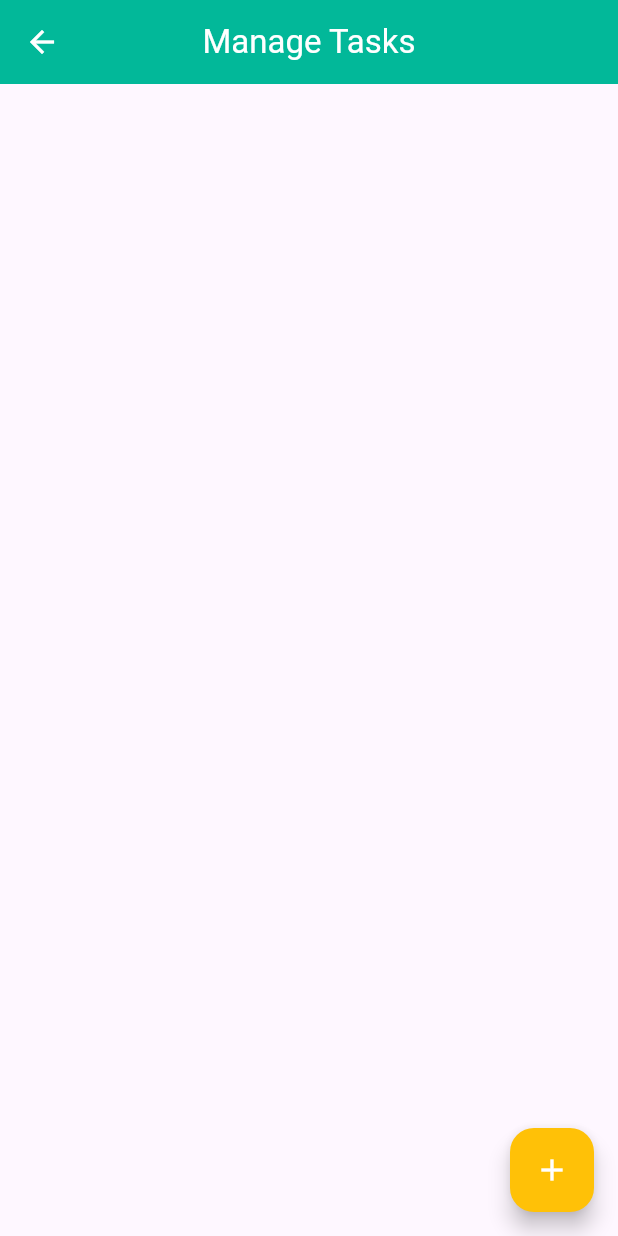
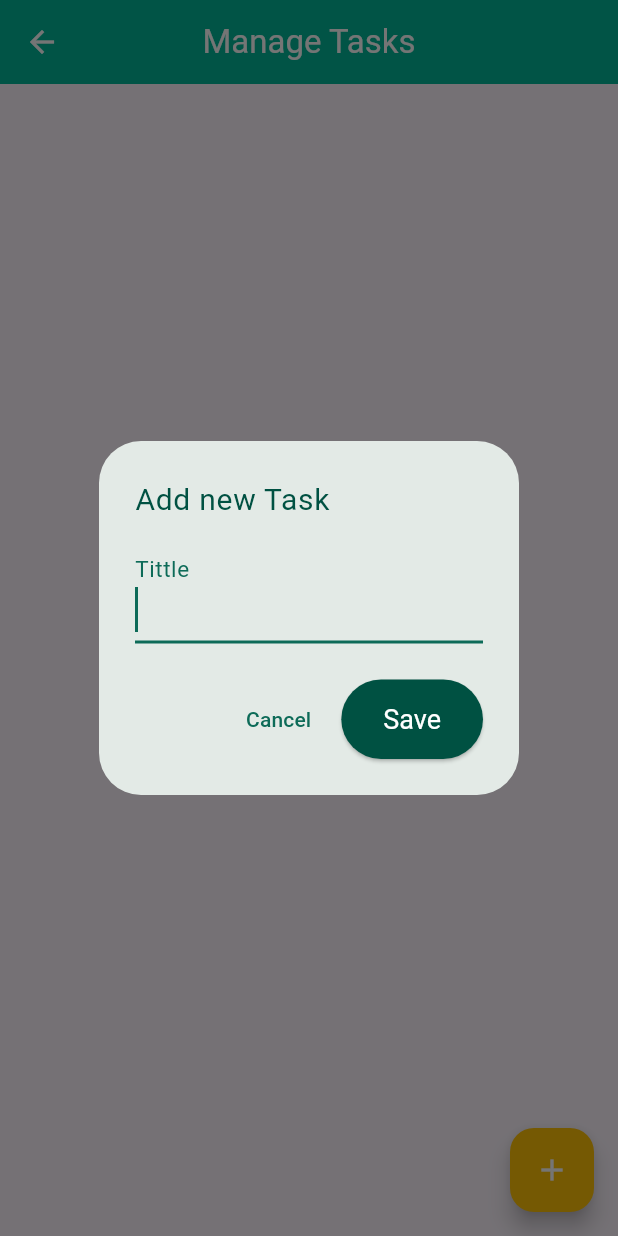
Before and after one commit to wmvieira21/time_tracker, a Flutter app: the TaskManagerScreen screen opened by its route, after a tap on the "add" icon, on a phone screen of 412 x 824 dp. Run offline on Flutter 3.47's test engine with Material 3 defaults, Android fonts, the phone set to English and light mode, and no system bars; our stand-ins replace localstorage.

Commit message:
developed new dialog for adding tasks

```diff
--- /dev/null
+++ b/lib/dialogs/add_item_dialog.dart
@@ -0,0 +1,50 @@
+import 'package:flutter/material.dart';
+
+class AddItemDialog extends StatelessWidget {
+  const AddItemDialog({super.key, required this.tittle});
+
+  final String tittle;
+
+  _saveData(BuildContext context, String tittle) {
+    if (tittle.trim().isNotEmpty) {
+      Navigator.of(context).pop(tittle);
+    } else {
+      ScaffoldMessenger.of(context).clearSnackBars();
+      ScaffoldMessenger.of(context).showSnackBar(
+        SnackBar(
+          content: Text('Tittle must be valid!'),
+          duration: Duration(seconds: 2),
+        ),
+      );
+    }
+  }
+
+  @override
+  Widget build(BuildContext context) {
+    final TextEditingController tittleController = TextEditingController();
+
+    return AlertDialog(
+      title: Text(
+        "Add new $tittle",
+        style: Theme.of(context).textTheme.bodyLarge,
+      ),
+      content: TextField(
+        autofocus: true,
+        controller: tittleController,
+        decoration: InputDecoration(
+          label: Text('Tittle'),
+        ),
+      ),
+      actions: [
+        TextButton(
+          onPressed: () => Navigator.of(context).pop(),
+          child: Text('Cancel'),
+        ),
+        ElevatedButton(
+          onPressed: () => _saveData(context, tittleController.text),
+          child: Text('Save'),
+        )
+      ],
+    );
+  }
+}
--- a/lib/models/project.dart
+++ b/lib/models/project.dart
@@ -14,7 +14,7 @@ class Project {
     return Project.withID(name: json['name'], id: json['id']);
   }
 
-  Map<String, String> toJson(Project project) {
+  Map<String, String> toJson() {
     return {'id': id, 'name': name};
   }
 }
--- a/lib/models/taks.dart
+++ b/lib/models/taks.dart
@@ -14,7 +14,7 @@ class Task {
     return Task.withID(name: json['name'], id: json['id']);
   }
 
-  Map<String, String> toJson(Task project) {
+  Map<String, String> toJson() {
     return {'id': id, 'name': name};
   }
 }
--- /dev/null
+++ b/lib/providers/task_manager_provider.dart
@@ -0,0 +1,48 @@
+import 'dart:convert';
+import 'package:flutter/material.dart';
+import 'package:localstorage/localstorage.dart';
+import 'package:time_tracker/models/taks.dart';
+
+class TaskManagerProvider extends ChangeNotifier {
+  TaskManagerProvider({required this.storage}) {
+    _loadLocalTask();
+  }
+
+  final List<Task> _tasks = [];
+  final LocalStorage storage;
+
+  List<Task> get tasks => _tasks;
+
+  void _loadLocalTask() {
+    String? tasks = localStorage.getItem('tasks');
+    if (tasks != null) {
+      _tasks.addAll((jsonDecode(tasks) as List)
+          .map((jsonItem) => Task.fromJson(jsonItem))
+          .toList());
+    }
+    notifyListeners();
+  }
+
+  void addTask(Task task) {
+    _tasks.add(task);
+    saveData();
+    notifyListeners();
+  }
+
+  void deleteTask(Task task) {
+    _tasks.remove(task);
+    saveData();
+    notifyListeners();
+  }
+
+  void saveData() {
+    localStorage.setItem(
+      'tasks',
+      jsonEncode(
+        _tasks.map((task) {
+          return task.toJson();
+        }).toList(),
+      ),
+    );
+  }
+}
--- a/lib/screens/add_time_entry_screen.dart
+++ b/lib/screens/add_time_entry_screen.dart
@@ -8,11 +8,11 @@ class AddTimeEntryScreen extends StatefulWidget {
 
   @override
   State<StatefulWidget> createState() {
-    return _AddTimeEntryScreenState();
+    return _AddTimeEntryScreen();
   }
 }
 
-class _AddTimeEntryScreenState extends State<AddTimeEntryScreen> {
+class _AddTimeEntryScreen extends State<AddTimeEntryScreen> {
   final _formKey = GlobalKey<FormState>();
   String projectId = '';
   String taskId = '';
--- a/lib/screens/task_manager_screen.dart
+++ b/lib/screens/task_manager_screen.dart
@@ -1,20 +1,38 @@
 import 'package:flutter/material.dart';
 import 'package:provider/provider.dart';
+import 'package:time_tracker/dialogs/add_item_dialog.dart';
 import 'package:time_tracker/models/taks.dart';
+import 'package:time_tracker/providers/task_manager_provider.dart';
 
 class TaskManagerScreen extends StatefulWidget {
   const TaskManagerScreen({super.key});
 
   @override
   State<StatefulWidget> createState() {
-    return _TagbsScreen();
+    return _TaskManagerScreen();
   }
 }
 
-class _TagbsScreen extends State<TaskManagerScreen> {
+class _TaskManagerScreen extends State<TaskManagerScreen> {
+  _showAddItemDialog() {
+    showDialog(
+        context: context,
+        builder: (context) => AddItemDialog(tittle: 'Task')).then((value) {
+      if (value != null) {
+        Task task = Task(name: value);
+        Provider.of<TaskManagerProvider>(context, listen: false).addTask(task);
+      }
+    });
+  }
+
+  _deleteItem(Task task) {
+    Provider.of<TaskManagerProvider>(context, listen: false).deleteTask(task);
+  }
+
   @override
   Widget build(BuildContext context) {
-    List<Task> tagList = [];
+    List<Task> tasksList =
+        Provider.of<TaskManagerProvider>(context, listen: true).tasks;
     return Scaffold(
       appBar: AppBar(
         centerTitle: true,
@@ -23,16 +41,16 @@ class _TagbsScreen extends State<TaskManagerScreen> {
       body: Consumer(builder: (context, value, child) {
         return ListView.builder(
             padding: EdgeInsets.all(16),
-            itemCount: tagList.length,
+            itemCount: tasksList.length,
             itemBuilder: (context, index) {
-              Task taks = tagList[index];
+              Task task = tasksList[index];
               return ListTile(
                 leading: Icon(Icons.tag),
-                title: Text(taks.name),
+                title: Text(task.name),
                 trailing: IconButton(
                   icon: Icon(Icons.delete),
                   color: Colors.red,
-                  onPressed: () {},
+                  onPressed: () => _deleteItem(task),
                 ),
               );
             });
@@ -40,7 +58,7 @@ class _TagbsScreen extends State<TaskManagerScreen> {
       floatingActionButton: FloatingActionButton(
         tooltip: 'Add new Taks',
         backgroundColor: Colors.amber,
-        onPressed: () {},
+        onPressed: () => _showAddItemDialog(),
         child: Icon(
           Icons.add,
           color: Colors.white,
```
Also changed, not shown: lib/main.dart (+8 -1 lines), lib/providers/projet_manager_provider.dart (added, +49 -0 lines), lib/screens/project_manager_sreeen.dart (+24 -3 lines), lib/time_entry.dart (+15 -4 lines), lib/widgets/no_data_found.dart (added, +28 -0 lines), 1 other file.
